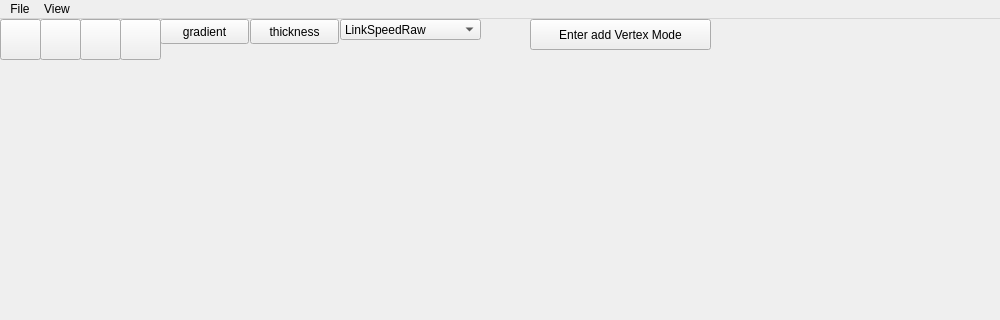
Above: frontend/resource/GUI.ui from gintalk/network-visualization-main before the change; both pictures show x 0 to 1000 and y 0 to 320 of the 1000 by 700 pixel window. Below: the same form after it.
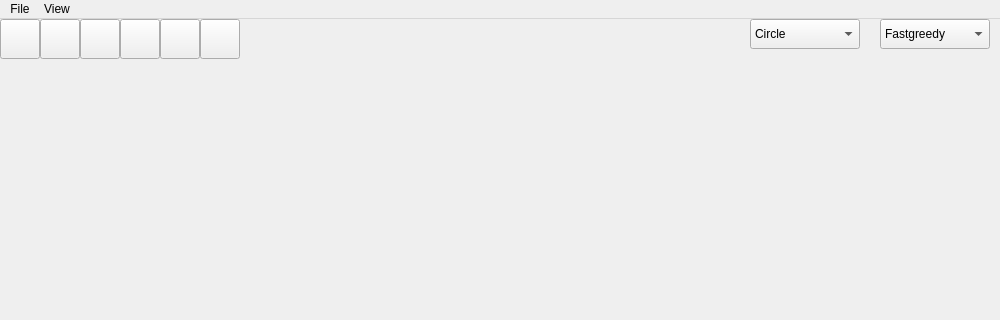
That is the form after the change. Icons and pictures are not drawn.

```diff
--- a/frontend/resource/GUI.ui
+++ b/frontend/resource/GUI.ui
@@ -19,98 +19,29 @@
      <rect>
       <x>0</x>
       <y>40</y>
-      <width>751</width>
-      <height>611</height>
+      <width>750</width>
+      <height>610</height>
      </rect>
     </property>
    </widget>
    <widget class="QWidget" name="gridLayoutWidget">
     <property name="geometry">
      <rect>
-      <x>750</x>
+      <x>760</x>
       <y>40</y>
-      <width>241</width>
+      <width>231</width>
       <height>611</height>
      </rect>
     </property>
     <layout class="QGridLayout" name="infolayout"/>
    </widget>
-   <widget class="QPushButton" name="addvertex">
-    <property name="geometry">
-     <rect>
-      <x>530</x>
-      <y>0</y>
-      <width>181</width>
-      <height>31</height>
-     </rect>
-    </property>
-    <property name="text">
-     <string>Enter add Vertex Mode</string>
-    </property>
-   </widget>
-   <widget class="QPushButton" name="drawthickness_button">
-    <property name="geometry">
-     <rect>
-      <x>250</x>
-      <y>0</y>
-      <width>89</width>
-      <height>25</height>
-     </rect>
-    </property>
-    <property name="text">
-     <string>thickness</string>
-    </property>
-   </widget>
-   <widget class="QPushButton" name="drawgradient_button">
-    <property name="geometry">
-     <rect>
-      <x>160</x>
-      <y>0</y>
-      <width>89</width>
-      <height>25</height>
-     </rect>
-    </property>
-    <property name="text">
-     <string>gradient</string>
-    </property>
-   </widget>
-   <widget class="QComboBox" name="comboBox">
-    <property name="geometry">
-     <rect>
-      <x>340</x>
-      <y>0</y>
-      <width>141</width>
-      <height>21</height>
-     </rect>
-    </property>
-    <item>
-     <property name="text">
-      <string>LinkSpeedRaw</string>
-     </property>
-    </item>
-    <item>
-     <property name="text">
-      <string>delay</string>
-     </property>
-    </item>
-    <item>
-     <property name="text">
-      <string>weight</string>
-     </property>
-    </item>
-    <item>
-     <property name="text">
-      <string/>
-     </property>
-    </item>
-   </widget>
    <widget class="QPushButton" name="shortest_path">
     <property name="geometry">
      <rect>
       <x>0</x>
       <y>0</y>
-      <width>41</width>
-      <height>41</height>
+      <width>40</width>
+      <height>40</height>
      </rect>
     </property>
     <property name="text">
@@ -122,8 +53,8 @@
      <rect>
       <x>40</x>
       <y>0</y>
-      <width>41</width>
-      <height>41</height>
+      <width>40</width>
+      <height>40</height>
      </rect>
     </property>
     <property name="text">
@@ -135,8 +66,8 @@
      <rect>
       <x>80</x>
       <y>0</y>
-      <width>41</width>
-      <height>41</height>
+      <width>40</width>
+      <height>40</height>
      </rect>
     </property>
     <property name="text">
@@ -148,14 +79,150 @@
      <rect>
       <x>120</x>
       <y>0</y>
-      <width>41</width>
-      <height>41</height>
+      <width>40</width>
+      <height>40</height>
      </rect>
     </property>
     <property name="text">
      <string/>
     </property>
    </widget>
+   <widget class="QPushButton" name="add_vertex">
+    <property name="geometry">
+     <rect>
+      <x>160</x>
+      <y>0</y>
+      <width>40</width>
+      <height>40</height>
+     </rect>
+    </property>
+    <property name="text">
+     <string/>
+    </property>
+   </widget>
+   <widget class="QPushButton" name="add_edge">
+    <property name="geometry">
+     <rect>
+      <x>200</x>
+      <y>0</y>
+      <width>40</width>
+      <height>40</height>
+     </rect>
+    </property>
+    <property name="text">
+     <string/>
+    </property>
+   </widget>
+   <widget class="QComboBox" name="layout">
+    <property name="geometry">
+     <rect>
+      <x>750</x>
+      <y>0</y>
+      <width>110</width>
+      <height>30</height>
+     </rect>
+    </property>
+    <item>
+     <property name="text">
+      <string>Circle</string>
+     </property>
+    </item>
+    <item>
+     <property name="text">
+      <string>Distributed Recursive Layout</string>
+     </property>
+    </item>
+    <item>
+     <property name="text">
+      <string>Fruchterman Reingold</string>
+     </property>
+    </item>
+    <item>
+     <property name="text">
+      <string>Fruchterman Reingold 3D</string>
+     </property>
+    </item>
+    <item>
+     <property name="text">
+      <string>Kamada Kawai</string>
+     </property>
+    </item>
+    <item>
+     <property name="text">
+      <string>Kamada Kawai 3D</string>
+     </property>
+    </item>
+    <item>
+     <property name="text">
+      <string>Large Graph Layout</string>
+     </property>
+    </item>
+    <item>
+     <property name="text">
+      <string>Random</string>
+     </property>
+    </item>
+    <item>
+     <property name="text">
+      <string>Random 3D</string>
+     </property>
+    </item>
+    <item>
+     <property name="text">
+      <string>Reingold Tilford</string>
+     </property>
+    </item>
+    <item>
+     <property name="text">
+      <string>Reingold Tilford Circular</string>
+     </property>
+    </item>
+    <item>
+     <property name="text">
+      <string>Sphere</string>
+     </property>
+    </item>
+   </widget>
+   <widget class="QComboBox" name="cluster">
+    <property name="geometry">
+     <rect>
+      <x>880</x>
+      <y>0</y>
+      <width>110</width>
+      <height>30</height>
+     </rect>
+    </property>
+    <item>
+     <property name="text">
+      <string>Fastgreedy</string>
+     </property>
+    </item>
+    <item>
+     <property name="text">
+      <string>Infomap</string>
+     </property>
+    </item>
+    <item>
+     <property name="text">
+      <string>Label Propagation</string>
+     </property>
+    </item>
+    <item>
+     <property name="text">
+      <string>Multilevel</string>
+     </property>
+    </item>
+    <item>
+     <property name="text">
+      <string>Edge Betweenness</string>
+     </property>
+    </item>
+    <item>
+     <property name="text">
+      <string>Walktrap</string>
+     </property>
+    </item>
+   </widget>
   </widget>
   <widget class="QMenuBar" name="menubar">
    <property name="geometry">
```
Left out of the diff: 11 changed lines with no effect on the pictures.
